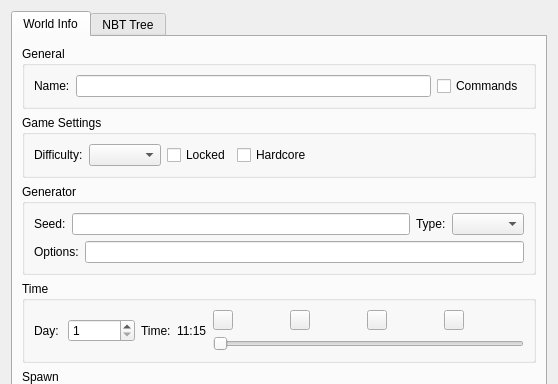
Above: src/mcedit2/ui/panels/worldinfo.ui from mcedit/mcedit2 before the change; both pictures show x 0 to 558 and y 0 to 384 of the 558 by 691 pixel window. Below: the same form after it.
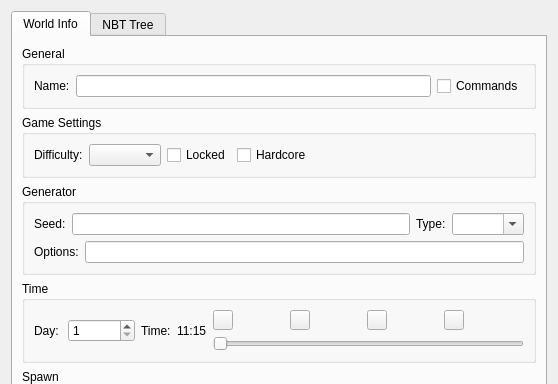
That is the form after the change. Custom widgets are drawn as their Qt base class.

Commit message:
Fix crash with non-standard world generator names, allow custom generator names to be entered.
Rename generationTypeCombo  to generatorTypeCombo
Change generatorTypeCombo into an editable combo box.
Add generator tag values to combo box items as itemData. Remove GENERATOR_TYPES.
Get generator tag value first as itemData and then as entered text if no itemData is found.
Add unknown generator types from the NBT data to the combo box.
Connect to the combo box's line edit's editingFinished to respond to user-entered generator types.

Fixes #113

```diff
--- a/src/mcedit2/ui/panels/worldinfo.ui
+++ b/src/mcedit2/ui/panels/worldinfo.ui
@@ -145,7 +145,11 @@
              </widget>
             </item>
             <item>
-             <widget class="QComboBox" name="generationTypeCombo"/>
+             <widget class="QComboBox" name="generatorTypeCombo">
+              <property name="editable">
+               <bool>true</bool>
+              </property>
+             </widget>
             </item>
            </layout>
           </item>
```
The commit also changes 1 other file.
